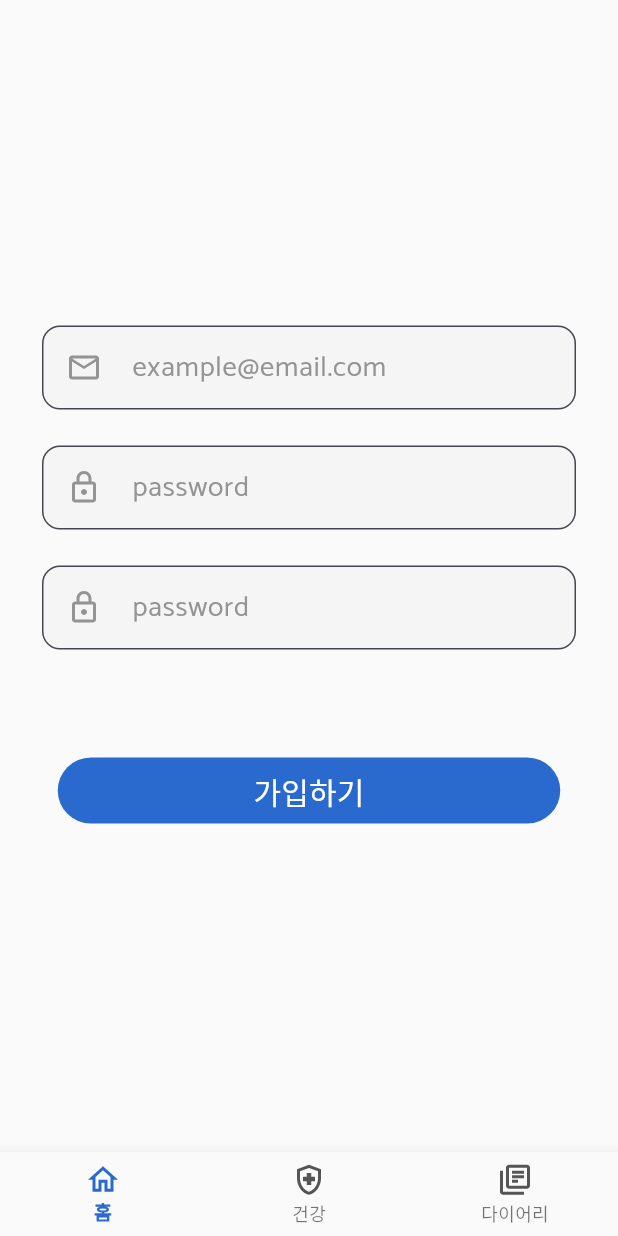
After one commit to haejun-kim/cat-long-live, a Flutter app: the SignUpView screen opened directly, on a phone screen of 412 x 824 dp. The commit adds this screen. Run offline on Flutter 3.47's test engine with Material 3 defaults, Android fonts, the phone set to English and light mode, and no system bars; our stand-ins replace flutter_svg.

Commit message:
feat: add SignUpView page with only InputField

```diff
--- /dev/null
+++ b/lib/src/view/account/sign_up_view.dart
@@ -0,0 +1,53 @@
+import 'package:cat_long_live/src/service/theme_service.dart';
+import 'package:cat_long_live/theme/component/bottom_nav_bar.dart';
+import 'package:cat_long_live/theme/component/input_field.dart';
+import 'package:flutter/material.dart';
+
+class SignUpView extends StatelessWidget {
+  const SignUpView({super.key});
+
+  @override
+  Widget build(BuildContext context) {
+    return Scaffold(
+      body: SafeArea(
+        child: Padding(
+          padding: const EdgeInsets.symmetric(horizontal: 28),
+          child: Column(
+            mainAxisAlignment: MainAxisAlignment.center,
+            children: [
+              /// ID
+              const InputField(
+                hint: "example@email.com",
+                icon: "material-mail",
+              ),
+              const SizedBox(height: 24),
+
+              /// PW
+              const InputField(hint: "password", icon: "material-lock"),
+              const SizedBox(height: 24),
+
+              /// confirm PW
+              const InputField(hint: "password", icon: "material-lock"),
+              const SizedBox(height: 70),
+              TextButton(
+                style: TextButton.styleFrom(
+                  backgroundColor: context.color.primary,
+                  fixedSize: const Size(335, 44),
+                ),
+                onPressed: () {  },
+                child: Text(
+                  "가입하기",
+                  style: TextStyle(
+                    color: context.color.onPrimary,
+                    fontSize: context.typo.headline4.fontSize,
+                  ),
+                ),
+              )
+            ],
+          ),
+        ),
+      ),
+      bottomNavigationBar: BottomNavBar(),
+    );
+  }
+}
--- a/lib/theme/component/input_field.dart
+++ b/lib/theme/component/input_field.dart
@@ -27,7 +27,6 @@ class InputField extends StatefulWidget {
   State<InputField> createState() => _InputFieldState();
 }
 
-// TODO: onChanged, suffix delete button state에 따른 로직 구현 필요
 class _InputFieldState extends State<InputField> {
   late final TextEditingController controller =
       widget.controller ?? TextEditingController();
```
